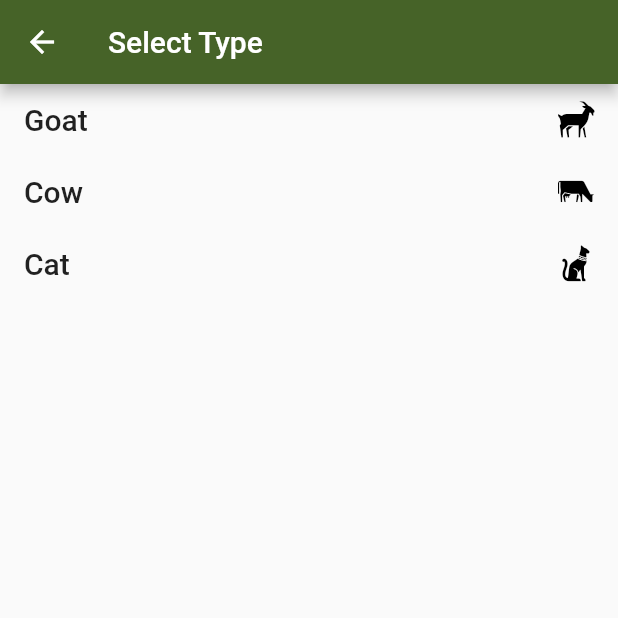
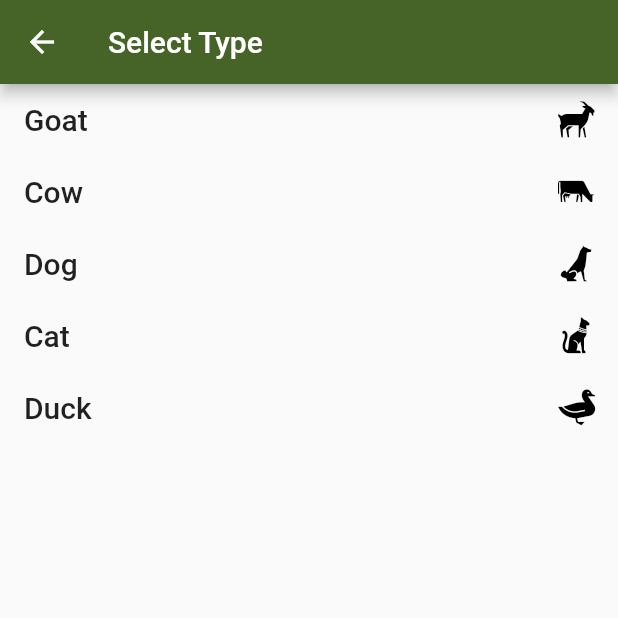
Before and after one commit to Pertempto/herde, a Flutter app: the TypeSelector screen opened directly, on a phone screen of 412 x 824 dp, the top half of it. Run offline on Flutter 3.47's test engine with Material 2 defaults, Android fonts, the light colour scheme and no system bars; our stand-ins replace cloud_firestore, confetti, firebase_auth, firebase_core, freezed_annotation, material_design_icons_flutter and 1 more; missing offline and left inert: flutterfire_ui, graphview; accounts and stored records are empty; generated files the repository leaves out were written again.

Commit message:
Added dog and duck animal types.

```diff
--- a/lib/herde_icons.dart
+++ b/lib/herde_icons.dart
@@ -1,5 +1,5 @@
 /// Flutter icons HerdeIcons
-/// Copyright (C) 2021 by original authors @ fluttericon.com, fontello.com
+/// Copyright (C) 2022 by original authors @ fluttericon.com, fontello.com
 /// This font was generated by FlutterIcon.com, which is derived from Fontello.
 ///
 /// To use this font, place it in your fonts/ directory and include the
@@ -24,4 +24,6 @@ class HerdeIcons {
   static const IconData goat = IconData(0xe800, fontFamily: _kFontFam, fontPackage: _kFontPkg);
   static const IconData cow = IconData(0xe801, fontFamily: _kFontFam, fontPackage: _kFontPkg);
   static const IconData cat = IconData(0xe802, fontFamily: _kFontFam, fontPackage: _kFontPkg);
+  static const IconData duck = IconData(0xe807, fontFamily: _kFontFam, fontPackage: _kFontPkg);
+  static const IconData dog = IconData(0xe808, fontFamily: _kFontFam, fontPackage: _kFontPkg);
 }
--- a/lib/ui/about.dart
+++ b/lib/ui/about.dart
@@ -41,6 +41,8 @@ App Icon by Addison Emig
 Goat by Laymik from NounProject.com
 Cow by Laymik from NounProject.com
 Egyptian Cat by Laymik from NounProject.com
+Duck by Laymik from NounProject.com
+Dog by Ian Rahmadi Kurniawan from NounProject.com
 ''';
     const String verse = '''
 He blesseth them also, so that they are multiplied greatly; and suffereth not their cattle to decrease.
--- a/lib/ui/type_icon.dart
+++ b/lib/ui/type_icon.dart
@@ -5,7 +5,13 @@ import 'package:material_design_icons_flutter/material_design_icons_flutter.dart
 import '../herde_icons.dart';
 
 class TypeIcon extends StatelessWidget {
-  static const Map<String, IconData> icons = {'Cow': HerdeIcons.cow, 'Goat': HerdeIcons.goat, 'Cat': HerdeIcons.cat};
+  static const Map<String, IconData> icons = {
+    'Cow': HerdeIcons.cow,
+    'Goat': HerdeIcons.goat,
+    'Cat': HerdeIcons.cat,
+    'Duck': HerdeIcons.duck,
+    'Dog': HerdeIcons.dog,
+  };
   final String type;
   final bool showLabel;
   final bool onPrimary;
--- a/lib/ui/type_selector.dart
+++ b/lib/ui/type_selector.dart
@@ -5,7 +5,7 @@ import 'type_icon.dart';
 import 'list_item.dart';
 
 class TypeSelector extends StatelessWidget {
-  static const List<String> types = ['Goat', 'Cow', 'Cat'];
+  static const List<String> types = ['Goat', 'Cow', 'Dog', 'Cat', 'Duck'];
 
   const TypeSelector({Key? key}) : super(key: key);
 
--- a/pubspec.yaml
+++ b/pubspec.yaml
@@ -15,7 +15,7 @@ publish_to: 'none' # Remove this line if you wish to publish to pub.dev
 # In iOS, build-name is used as CFBundleShortVersionString while build-number used as CFBundleVersion.
 # Read more about iOS versioning at
 # https://developer.apple.com/library/archive/documentation/General/Reference/InfoPlistKeyReference/Articles/CoreFoundationKeys.html
-version: 0.12+14
+version: 0.13+15
 
 environment:
   sdk: ">=2.12.0 <3.0.0"
```
Also changed, not shown: lib/data/category.dart (+51 -1 lines), lib/ui/family_tree.dart (+27 -23 lines), fonts/HerdeIcons.ttf.
